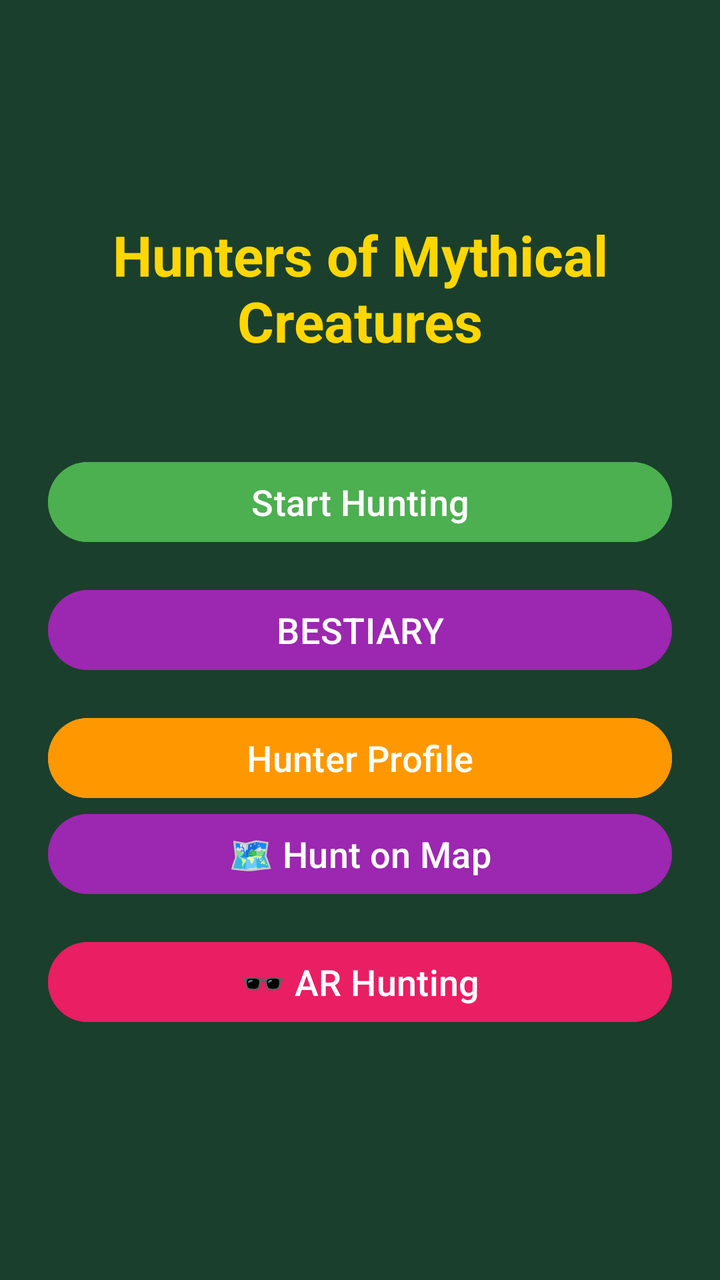
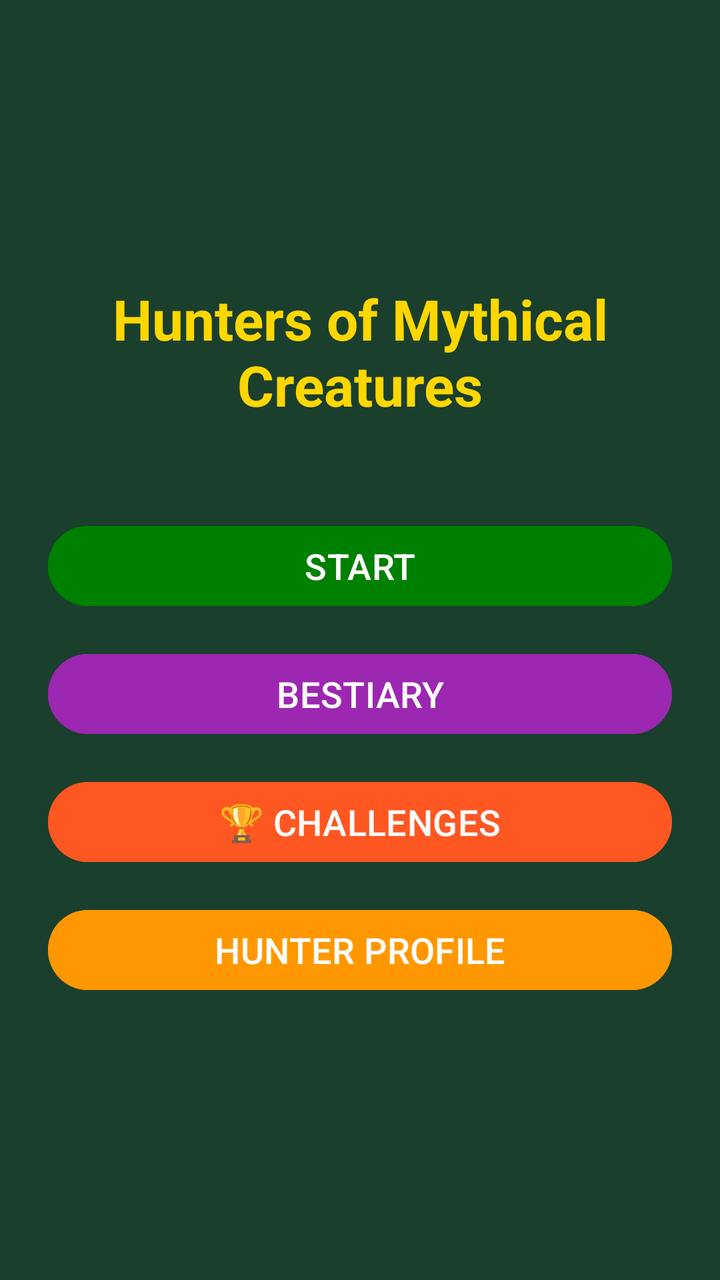

Before-and-after screenshots of an Android layout around one commit, followed by the original layout XML and the change that was made.
<!-- AndroidManifest.xml: application theme Theme.HuntersGame -->
<!-- res/layout/activity_main.xml -->
<?xml version="1.0" encoding="utf-8"?>
<LinearLayout xmlns:android="http://schemas.android.com/apk/res/android"
    android:layout_width="match_parent"
    android:layout_height="match_parent"
    android:orientation="vertical"
    android:gravity="center"
    android:background="#1A3F2C"
    android:padding="24dp">

    <TextView
        android:layout_width="wrap_content"
        android:layout_height="wrap_content"
        android:text="Hunters of Mythical Creatures"
        android:textSize="28sp"
        android:textStyle="bold"
        android:textColor="#FFD700"
        android:gravity="center"
        android:layout_marginBottom="48dp"/>

    <Button
        android:id="@+id/btn_start_game"
        android:layout_width="match_parent"
        android:layout_height="wrap_content"
        android:text="Start Hunting"
        android:textSize="18sp"
        android:backgroundTint="#4CAF50"
        android:layout_marginBottom="16dp"/>

    <Button
        android:id="@+id/btn_bestiary"
        android:layout_width="match_parent"
        android:layout_height="wrap_content"
        android:text="BESTIARY"
        android:textSize="18sp"
        android:backgroundTint="#9C27B0"
        android:layout_marginBottom="16dp"/>

    <Button
        android:id="@+id/btn_profile"
        android:layout_width="match_parent"
        android:layout_height="wrap_content"
        android:text="Hunter Profile"
        android:textSize="18sp"
        android:backgroundTint="#FF9800"/>

    <Button
        android:id="@+id/btn_map"
        android:layout_width="match_parent"
        android:layout_height="wrap_content"
        android:text="🗺️ Hunt on Map"
        android:textSize="18sp"
        android:backgroundTint="#9C27B0"
        android:layout_marginBottom="16dp"/>

    <Button
        android:id="@+id/btn_ar"
        android:layout_width="match_parent"
        android:layout_height="wrap_content"
        android:text="🕶️ AR Hunting"
        android:textSize="18sp"
        android:backgroundTint="#E91E63"
        android:layout_marginBottom="16dp"/>

</LinearLayout>
<!-- resources referenced by this layout -->
<resources>
  <style name="Theme.HuntersGame" parent="Base.Theme.HuntersGame" />
  <style name="Base.Theme.HuntersGame" parent="Theme.Material3.DayNight.NoActionBar">
          
          
      </style>
</resources>

<!-- the commit's change to res/layout/activity_main.xml (unified diff, before → after) -->
@@ -18,12 +18,12 @@
         android:layout_marginBottom="48dp"/>
 
     <Button
-        android:id="@+id/btn_start_game"
+        android:id="@+id/btn_map"
         android:layout_width="match_parent"
         android:layout_height="wrap_content"
-        android:text="Start Hunting"
+        android:text="START"
         android:textSize="18sp"
-        android:backgroundTint="#4CAF50"
+        android:backgroundTint="#008000"
         android:layout_marginBottom="16dp"/>
 
     <Button
@@ -36,29 +36,21 @@
         android:layout_marginBottom="16dp"/>
 
     <Button
+        android:id="@+id/btn_challenges"
+        android:layout_width="match_parent"
+        android:layout_height="wrap_content"
+        android:text="🏆 CHALLENGES"
+        android:textSize="18sp"
+        android:backgroundTint="#FF5722"
+        android:layout_marginBottom="16dp"/>
+
+    <Button
         android:id="@+id/btn_profile"
         android:layout_width="match_parent"
         android:layout_height="wrap_content"
-        android:text="Hunter Profile"
+        android:text="HUNTER PROFILE"
         android:textSize="18sp"
         android:backgroundTint="#FF9800"/>
 
-    <Button
-        android:id="@+id/btn_map"
-        android:layout_width="match_parent"
-        android:layout_height="wrap_content"
-        android:text="🗺️ Hunt on Map"
-        android:textSize="18sp"
-        android:backgroundTint="#9C27B0"
-        android:layout_marginBottom="16dp"/>
-
-    <Button
-        android:id="@+id/btn_ar"
-        android:layout_width="match_parent"
-        android:layout_height="wrap_content"
-        android:text="🕶️ AR Hunting"
-        android:textSize="18sp"
-        android:backgroundTint="#E91E63"
-        android:layout_marginBottom="16dp"/>
 
 </LinearLayout>
